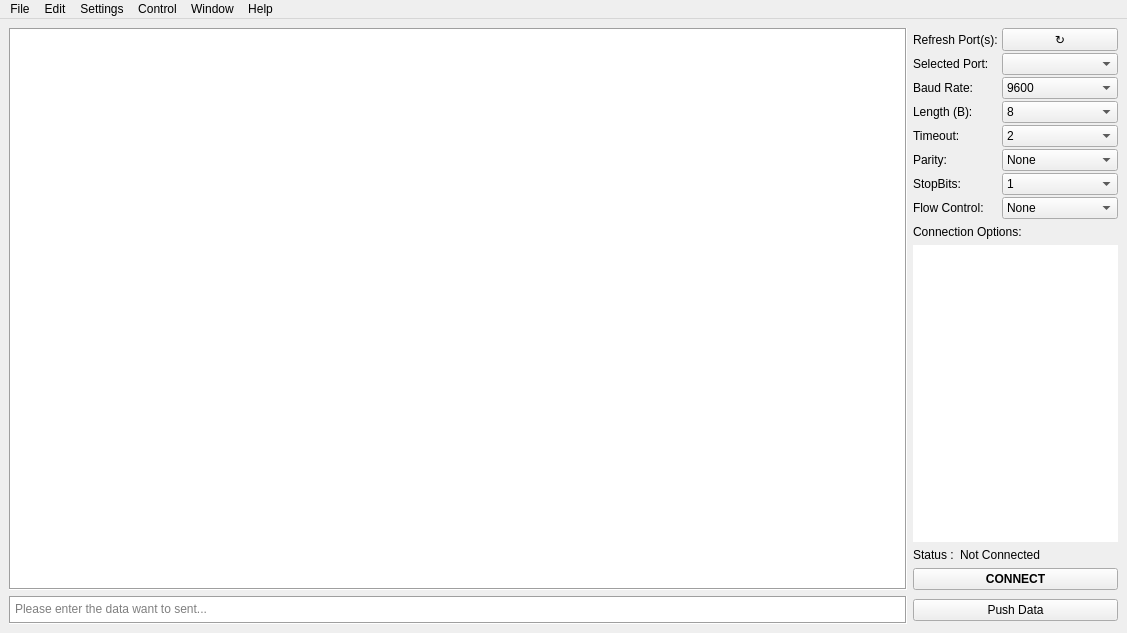
Old version of the form ui/main_window.ui in the repository mcagriaksoy/Serial-Communication-GUI-Program.
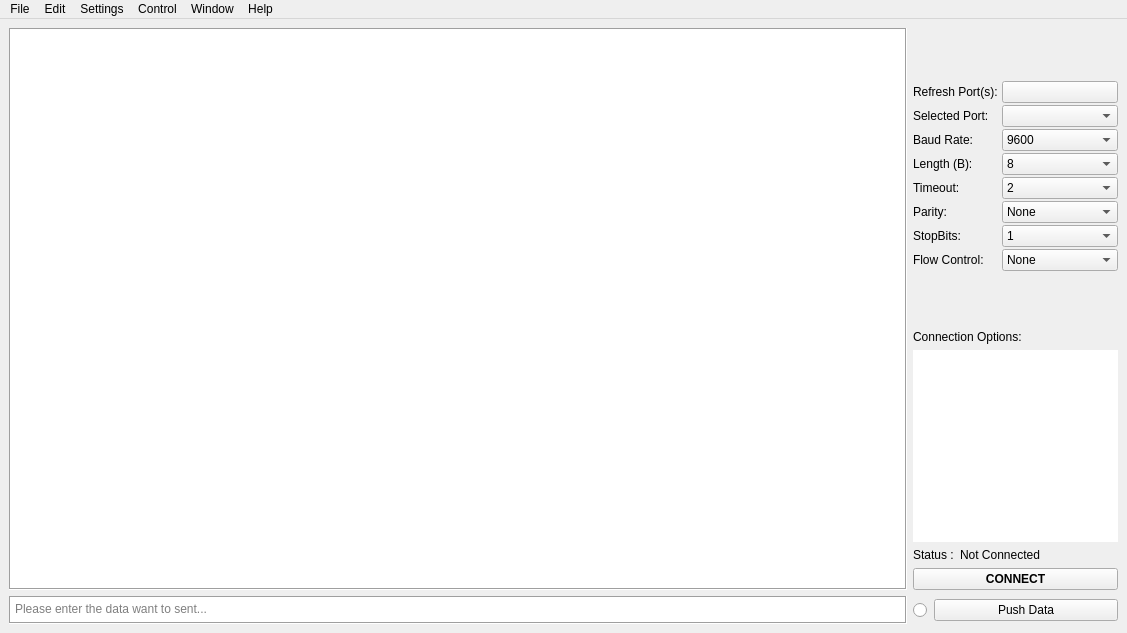
New version of the form. Icons and pictures are not drawn.

```diff
--- a/ui/main_window.ui
+++ b/ui/main_window.ui
@@ -87,6 +87,31 @@
         <property name="sizeConstraint">
          <enum>QLayout::SetDefaultConstraint</enum>
         </property>
+        <item>
+         <widget class="QRadioButton" name="indicate_button">
+          <property name="enabled">
+           <bool>true</bool>
+          </property>
+          <property name="minimumSize">
+           <size>
+            <width>10</width>
+            <height>10</height>
+           </size>
+          </property>
+          <property name="maximumSize">
+           <size>
+            <width>20</width>
+            <height>20</height>
+           </size>
+          </property>
+          <property name="text">
+           <string/>
+          </property>
+          <property name="checkable">
+           <bool>true</bool>
+          </property>
+         </widget>
+        </item>
         <item>
          <widget class="QPushButton" name="send_button">
           <property name="maximumSize">
@@ -103,7 +128,7 @@
        </layout>
       </item>
       <item row="0" column="1">
-       <layout class="QVBoxLayout" name="verticalLayout_config" stretch="2,0,4,0,0">
+       <layout class="QVBoxLayout" name="verticalLayout_config" stretch="2,0,0,0,0">
         <property name="spacing">
          <number>6</number>
         </property>
@@ -140,7 +165,10 @@
              </size>
             </property>
             <property name="text">
-             <string>↻</string>
+             <string/>
+            </property>
+            <property name="icon">
+             <iconset theme="sync-synchronizing"/>
             </property>
            </widget>
           </item>
```
Left out of the diff: 86 changed lines with no effect on the pictures.
